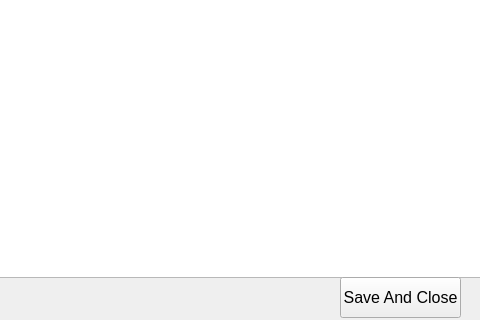
Before: the Qt Designer form newnotecreating.ui in dkithmal/BinduProjectTeacher, drawn with Qt 5; both pictures show x 364 to 844 and y 213 to 533 of the 844 by 533 pixel window.
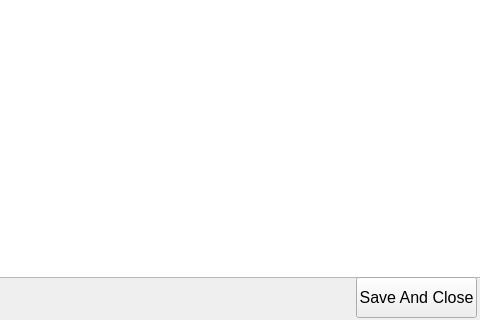
After: the same form once the commit is applied.

What changed in the file:
```diff
--- a/newnotecreating.ui
+++ b/newnotecreating.ui
@@ -31,7 +31,7 @@
   <widget class="QPushButton" name="pBSaveAndClose">
    <property name="geometry">
     <rect>
-     <x>704</x>
+     <x>720</x>
      <y>490</y>
      <width>121</width>
      <height>41</height>
```
